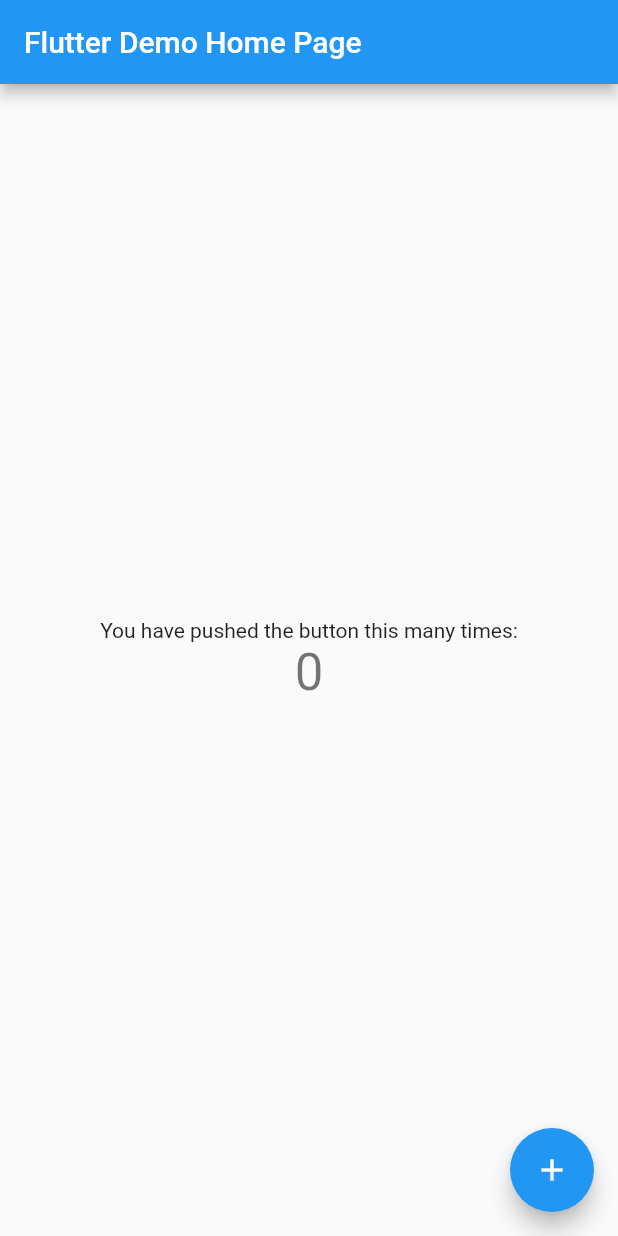
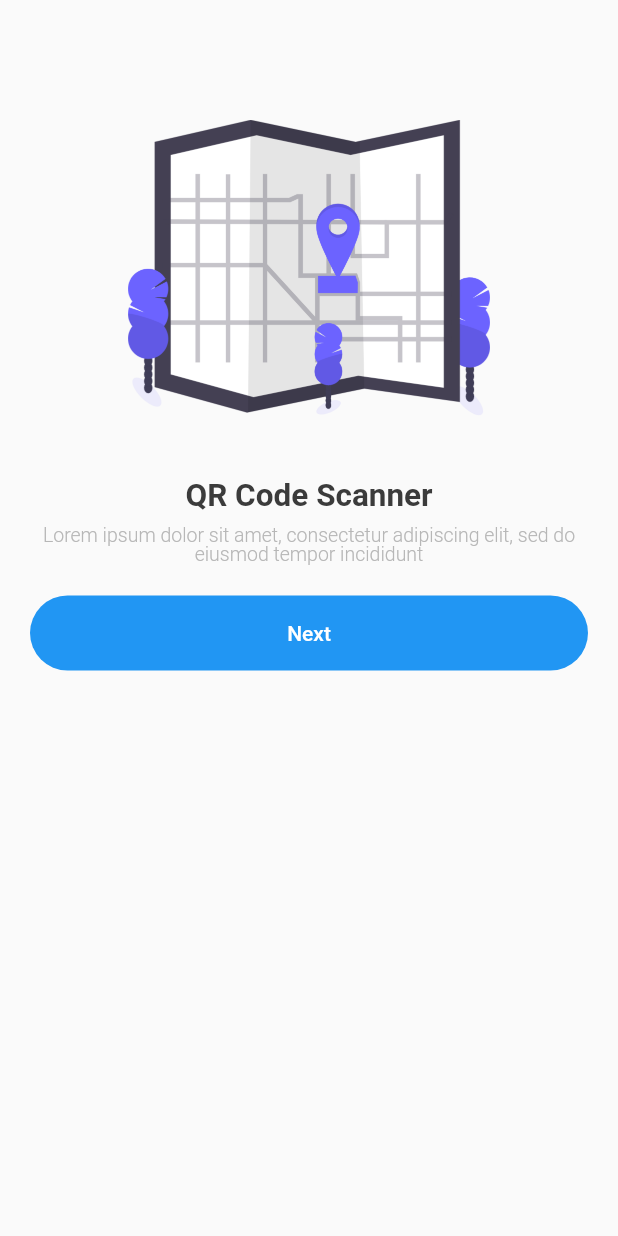
Before and after one commit to wmalquitar23/radar-qrcode-flutter, a Flutter app: the screen it shows after launch, on a phone screen of 412 x 824 dp. Run offline on Flutter 3.47's test engine with Material 2 defaults, Android fonts, the phone set to English and light mode, and no system bars.

Commit message:
FEAT: Onboarding Page (#5)

```diff
--- /dev/null
+++ b/lib/core/utils/color_util.dart
@@ -0,0 +1,8 @@
+import 'dart:ui';
+
+class ColorUtil {
+  static Color get primaryColor => Color(0xFF3584FA);
+  static Color get primaryBackgroundColor => Color(0xFFFCFCFC);
+  static Color get primaryTextColor => Color(0xFF3B3B3B);
+  static Color get primarySubTextColor => Color(0xFFB7B7B7);
+}
--- a/lib/main.dart
+++ b/lib/main.dart
@@ -1,117 +1,6 @@
 import 'package:flutter/material.dart';
+import 'package:radar_qrcode_flutter/radar_app.dart';
 
 void main() {
-  runApp(MyApp());
+  runApp(RadarApp());
 }
-
-class MyApp extends StatelessWidget {
-  // This widget is the root of your application.
-  @override
-  Widget build(BuildContext context) {
-    return MaterialApp(
-      title: 'Flutter Demo',
-      theme: ThemeData(
-        // This is the theme of your application.
-        //
-        // Try running your application with "flutter run". You'll see the
-        // application has a blue toolbar. Then, without quitting the app, try
-        // changing the primarySwatch below to Colors.green and then invoke
-        // "hot reload" (press "r" in the console where you ran "flutter run",
-        // or simply save your changes to "hot reload" in a Flutter IDE).
-        // Notice that the counter didn't reset back to zero; the application
-        // is not restarted.
-        primarySwatch: Colors.blue,
-        // This makes the visual density adapt to the platform that you run
-        // the app on. For desktop platforms, the controls will be smaller and
-        // closer together (more dense) than on mobile platforms.
-        visualDensity: VisualDensity.adaptivePlatformDensity,
-      ),
-      home: MyHomePage(title: 'Flutter Demo Home Page'),
-    );
-  }
-}
-
-class MyHomePage extends StatefulWidget {
-  MyHomePage({Key key, this.title}) : super(key: key);
-
-  // This widget is the home page of your application. It is stateful, meaning
-  // that it has a State object (defined below) that contains fields that affect
-  // how it looks.
-
-  // This class is the configuration for the state. It holds the values (in this
-  // case the title) provided by the parent (in this case the App widget) and
-  // used by the build method of the State. Fields in a Widget subclass are
-  // always marked "final".
-
-  final String title;
-
-  @override
-  _MyHomePageState createState() => _MyHomePageState();
-}
-
-class _MyHomePageState extends State<MyHomePage> {
-  int _counter = 0;
-
-  void _incrementCounter() {
-    setState(() {
-      // This call to setState tells the Flutter framework that something has
-      // changed in this State, which causes it to rerun the build method below
-      // so that the display can reflect the updated values. If we changed
-      // _counter without calling setState(), then the build method would not be
-      // called again, and so nothing would appear to happen.
-      _counter++;
-    });
-  }
-
-  @override
-  Widget build(BuildContext context) {
-    // This method is rerun every time setState is called, for instance as done
-    // by the _incrementCounter method above.
-    //
-    // The Flutter framework has been optimized to make rerunning build methods
-    // fast, so that you can just rebuild anything that needs updating rather
-    // than having to individually change instances of widgets.
-    return Scaffold(
-      appBar: AppBar(
-        // Here we take the value from the MyHomePage object that was created by
-        // the App.build method, and use it to set our appbar title.
-        title: Text(widget.title),
-      ),
-      body: Center(
-        // Center is a layout widget. It takes a single child and positions it
-        // in the middle of the parent.
-        child: Column(
-          // Column is also a layout widget. It takes a list of children and
-          // arranges them vertically. By default, it sizes itself to fit its
-          // children horizontally, and tries to be as tall as its parent.
-          //
-          // Invoke "debug painting" (press "p" in the console, choose the
-          // "Toggle Debug Paint" action from the Flutter Inspector in Android
-          // Studio, or the "Toggle Debug Paint" command in Visual Studio Code)
-          // to see the wireframe for each widget.
-          //
-          // Column has various properties to control how it sizes itself and
-          // how it positions its children. Here we use mainAxisAlignment to
-          // center the children vertically; the main axis here is the vertical
-          // axis because Columns are vertical (the cross axis would be
-          // horizontal).
-          mainAxisAlignment: MainAxisAlignment.center,
-          children: <Widget>[
-            Text(
-              'You have pushed the button this many times:',
-            ),
-            Text(
-              '$_counter',
-              style: Theme.of(context).textTheme.headline4,
-            ),
-          ],
-        ),
-      ),
-      floatingActionButton: FloatingActionButton(
-        onPressed: _incrementCounter,
-        tooltip: 'Increment',
-        child: Icon(Icons.add),
-      ), // This trailing comma makes auto-formatting nicer for build methods.
-    );
-  }
-}
--- /dev/null
+++ b/lib/presentation/pages/onboarding/onboarding_page.dart
@@ -0,0 +1,53 @@
+import 'package:flutter/material.dart';
+import 'package:radar_qrcode_flutter/presentation/widgets/buttons/primary_button_widget.dart';
+import 'package:radar_qrcode_flutter/presentation/widgets/texts/description_text.dart';
+import 'package:radar_qrcode_flutter/presentation/widgets/texts/header_text.dart';
+
+class OnBoardingPage extends StatefulWidget {
+  @override
+  _OnBoardingPageState createState() => _OnBoardingPageState();
+}
+
+class _OnBoardingPageState extends State<OnBoardingPage> {
+  @override
+  Widget build(BuildContext context) {
+    return Container(
+      color: Colors.white,
+      padding: EdgeInsets.only(top: MediaQuery.of(context).padding.top),
+      child: Scaffold(
+        body: Container(
+          margin: EdgeInsets.symmetric(vertical: 50.0, horizontal: 20.0),
+          child: Column(
+            children: <Widget>[
+              Container(
+                margin: EdgeInsets.symmetric(vertical: 30.0),
+                child: Container(
+                  height: 200,
+                  child: Image.asset("assets/images/undraw/onboarding.png"),
+                ),
+              ),
+              Container(
+                margin: EdgeInsets.symmetric(vertical: 10.0),
+                child: HeaderText(
+                  title: "QR Code Scanner",
+                ),
+              ),
+              Container(
+                margin: EdgeInsets.only(bottom: 20.0),
+                child: DescriptionText(
+                  textAlign: TextAlign.center,
+                  title:
+                      "Lorem ipsum dolor sit amet, consectetur adipiscing elit, sed do eiusmod tempor incididunt",
+                ),
+              ),
+              PrimaryButton(
+                text: "Next",
+                fontSize: 14,
+              )
+            ],
+          ),
+        ),
+      ),
+    );
+  }
+}
--- /dev/null
+++ b/lib/presentation/widgets/buttons/primary_button_widget.dart
@@ -0,0 +1,41 @@
+import 'package:flutter/material.dart';
+
+class PrimaryButton extends StatelessWidget {
+  const PrimaryButton({
+    Key key,
+    @required this.text,
+    this.height,
+    this.width,
+    this.fontSize,
+    this.radius,
+    this.onPressed,
+  }) : super(key: key);
+
+  final String text;
+  final double height;
+  final double width;
+  final double fontSize;
+  final double radius;
+  final VoidCallback onPressed;
+
+  @override
+  Widget build(BuildContext context) {
+    return Container(
+      height: this.height ?? 50.0,
+      width: this.width ?? double.infinity,
+      child: FlatButton(
+        onPressed: onPressed ?? () {},
+        shape: RoundedRectangleBorder(
+            borderRadius: BorderRadius.circular(this.radius ?? 25)),
+        color: Theme.of(context).primaryColor,
+        child: Text(
+          text,
+          style: TextStyle(
+            color: Colors.white,
+            fontSize: this.fontSize,
+          ),
+        ),
+      ),
+    );
+  }
+}
--- /dev/null
+++ b/lib/presentation/widgets/texts/description_text.dart
@@ -0,0 +1,29 @@
+import 'package:flutter/material.dart';
+import 'package:radar_qrcode_flutter/core/utils/color_util.dart';
+
+class DescriptionText extends StatelessWidget {
+  final String title;
+  final FontWeight fontWeight;
+  final double fontSize;
+  final TextAlign textAlign;
+
+  DescriptionText(
+      {@required this.title,
+      this.fontWeight = FontWeight.w700,
+      this.fontSize = 13,
+      this.textAlign = TextAlign.center});
+
+  @override
+  Widget build(BuildContext context) {
+    return Text(
+      title,
+      style: TextStyle(
+        height: 1.0,
+        fontSize: fontSize,
+        color: ColorUtil.primarySubTextColor,
+        fontWeight: FontWeight.w300,
+      ),
+      textAlign: textAlign ?? TextAlign.left,
+    );
+  }
+}
--- /dev/null
+++ b/lib/presentation/widgets/texts/header_text.dart
@@ -0,0 +1,24 @@
+import 'package:flutter/material.dart';
+import 'package:radar_qrcode_flutter/core/utils/color_util.dart';
+
+class HeaderText extends StatelessWidget {
+  final String title;
+  final FontWeight fontWeight;
+  final double fontSize;
+
+  HeaderText(
+      {@required this.title,
+      this.fontWeight = FontWeight.w700,
+      this.fontSize = 21});
+
+  @override
+  Widget build(BuildContext context) {
+    return Text(title,
+        style: TextStyle(
+          height: 1.0,
+          fontSize: 21.0,
+          color: ColorUtil.primaryTextColor,
+          fontWeight: FontWeight.w700,
+        ));
+  }
+}
--- /dev/null
+++ b/lib/radar_app.dart
@@ -0,0 +1,16 @@
+import 'package:flutter/material.dart';
+import 'package:radar_qrcode_flutter/presentation/pages/onboarding/onboarding_page.dart';
+
+class RadarApp extends StatelessWidget {
+  @override
+  Widget build(BuildContext context) {
+    return MaterialApp(
+      title: 'Flutter Demo',
+      theme: ThemeData(
+        primarySwatch: Colors.blue,
+        visualDensity: VisualDensity.adaptivePlatformDensity,
+      ),
+      home: OnBoardingPage(),
+    );
+  }
+}
```
Also changed, not shown: pubspec.yaml (+4 -3 lines), assets/images/undraw/onboarding.png (added), 1 other file.
